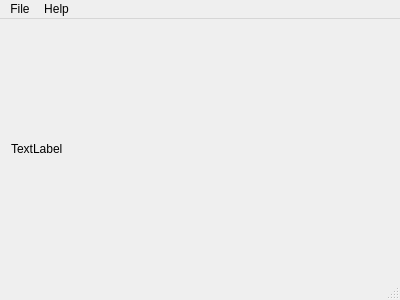
Old version of the form src/mainwindow.ui in the repository LeftySolara/durian.
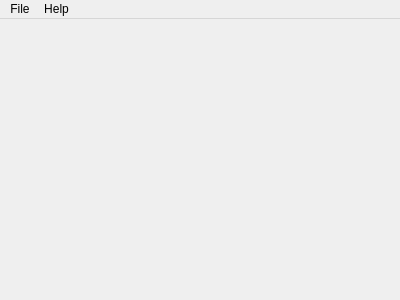
New version of the form.

Commit message: Remove extra, unused UI elements

What changed in the file:
```diff
--- a/src/mainwindow.ui
+++ b/src/mainwindow.ui
@@ -14,15 +14,7 @@
    <string>MainWindow</string>
   </property>
   <widget class="QWidget" name="centralWidget">
-   <layout class="QGridLayout" name="gridLayout">
-    <item row="0" column="0">
-     <widget class="QLabel" name="labelTest">
-      <property name="text">
-       <string>TextLabel</string>
-      </property>
-     </widget>
-    </item>
-   </layout>
+   <layout class="QGridLayout" name="gridLayout"/>
   </widget>
   <widget class="QMenuBar" name="menuBar">
    <property name="geometry">
@@ -48,7 +40,6 @@
    <addaction name="menuFile"/>
    <addaction name="menuHelp"/>
   </widget>
-  <widget class="QStatusBar" name="statusBar"/>
   <action name="actionHelp">
    <property name="text">
     <string>Help</string>
```
The commit also changes 2 other files.
